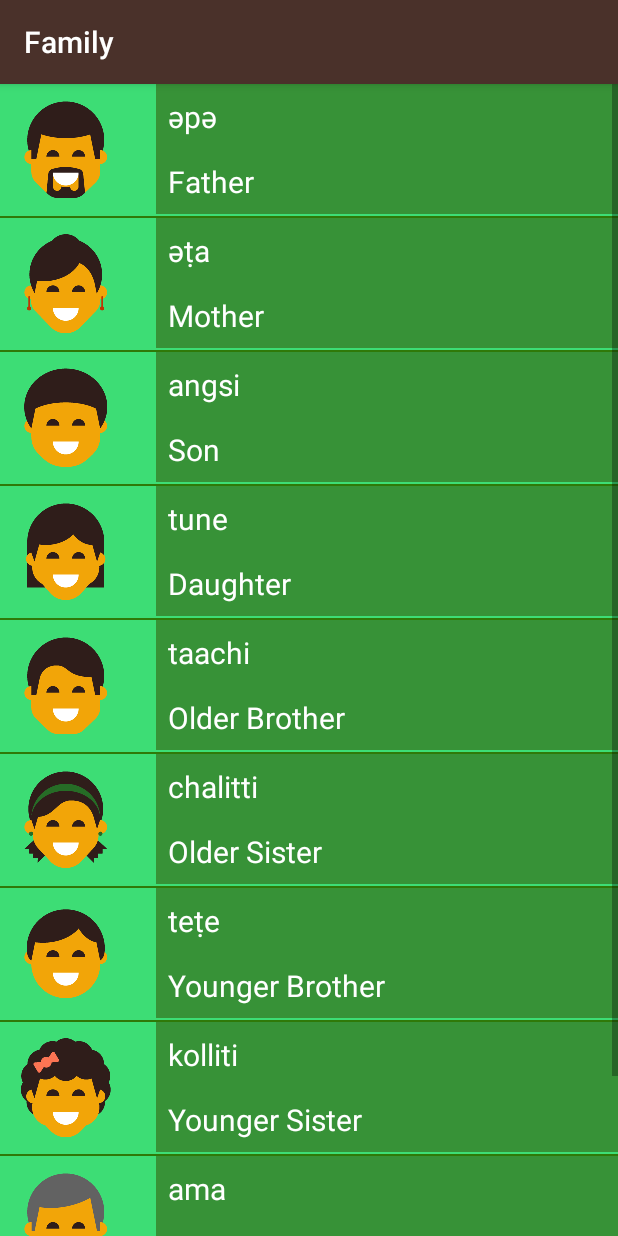
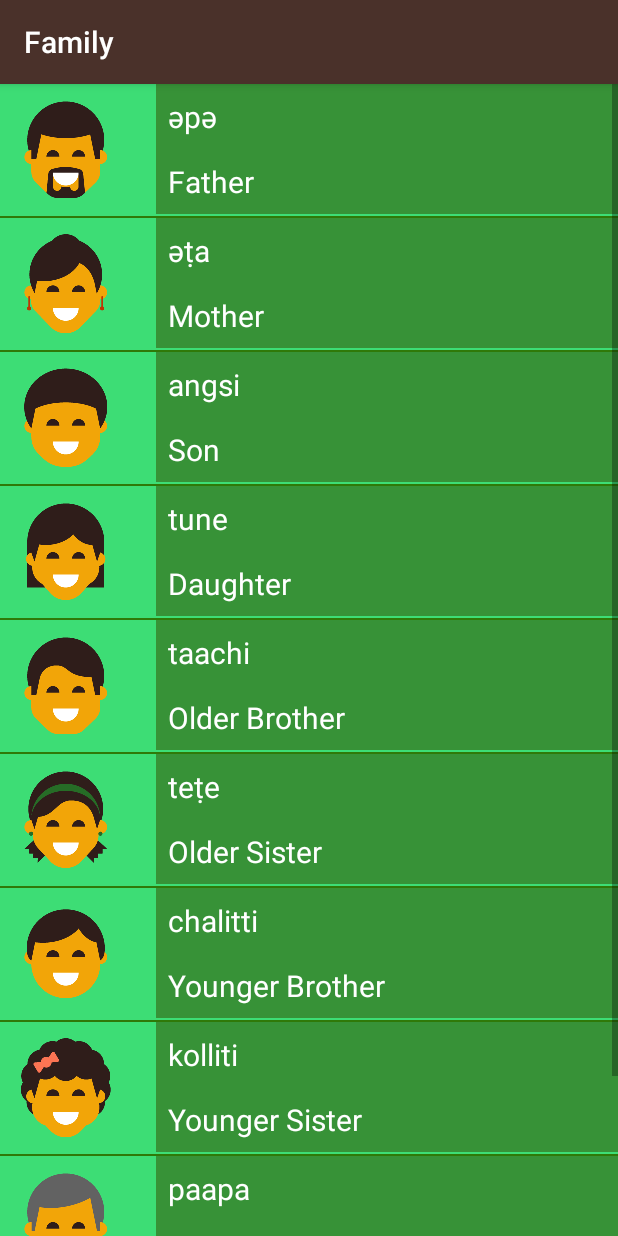
Before and after one commit to st-anonymous/MiwokTranslationAndroidApp, an Android app: the FamilyActivity screen opened directly, with no data from a screen before it, after a tap on "әpә", on a phone screen of 412 x 824 dp. Run offline under Robolectric (Android 15) with nearby library versions, the phone set to English and light mode, and no system bars.

Commit message:
Changed code

```diff
--- a/app/src/main/java/com/example/android/miwok/FamilyActivity.java
+++ b/app/src/main/java/com/example/android/miwok/FamilyActivity.java
@@ -24,23 +24,20 @@ public class FamilyActivity extends AppCompatActivity {
         familyMembers.add(new Word(R.drawable.family_son,"angsi", "Son", R.raw.family_son));
         familyMembers.add(new Word(R.drawable.family_daughter,"tune", "Daughter", R.raw.family_daughter));
         familyMembers.add(new Word(R.drawable.family_older_brother,"taachi", "Older Brother", R.raw.family_older_brother));
-        familyMembers.add(new Word(R.drawable.family_older_sister,"chalitti", "Older Sister", R.raw.family_older_sister));
-        familyMembers.add(new Word(R.drawable.family_younger_brother,"teṭe", "Younger Brother", R.raw.family_younger_brother));
+        familyMembers.add(new Word(R.drawable.family_older_sister,"teṭe", "Older Sister", R.raw.family_older_sister));
+        familyMembers.add(new Word(R.drawable.family_younger_brother,"chalitti", "Younger Brother", R.raw.family_younger_brother));
         familyMembers.add(new Word(R.drawable.family_younger_sister,"kolliti", "Younger Sister", R.raw.family_younger_sister));
-        familyMembers.add(new Word(R.drawable.family_grandfather,"ama", "Grandfather", R.raw.family_grandfather));
-        familyMembers.add(new Word(R.drawable.family_grandmother,"paapa", "Grandmother", R.raw.family_grandmother));
+        familyMembers.add(new Word(R.drawable.family_grandfather,"paapa", "Grandfather", R.raw.family_grandfather));
+        familyMembers.add(new Word(R.drawable.family_grandmother,"ama", "Grandmother", R.raw.family_grandmother));
 
 
         ListView listView = findViewById(R.id.listFamily);
         WordAdapter adapter = new WordAdapter(this, familyMembers, R.color.category_family);
         listView.setAdapter(adapter);
 
-        listView.setOnItemClickListener(new AdapterView.OnItemClickListener() {
-            @Override
-            public void onItemClick(AdapterView<?> adapterView, View view, int i, long l) {
-                mediaPlayer = MediaPlayer.create(FamilyActivity.this, familyMembers.get(i).getmMediaId());
-                mediaPlayer.start();
-            }
+        listView.setOnItemClickListener((adapterView, view, i, l) -> {
+            mediaPlayer = MediaPlayer.create(FamilyActivity.this, familyMembers.get(i).getmMediaId());
+            mediaPlayer.start();
         });
     }
 }
--- a/app/src/main/java/com/example/android/miwok/Word.java
+++ b/app/src/main/java/com/example/android/miwok/Word.java
@@ -7,16 +7,17 @@ public class Word {
     private String mMiwokWord;
     private  String mDefaultWord;
 
-    public Word( int imageId, String miwokWord, String defaultWord, int mediaId) {
+    public Word(int imageId, String miwokWord, String defaultWord, int mediaId) {
         mMediaId = mediaId;
         mImageId = imageId;
         mMiwokWord = miwokWord;
         mDefaultWord = defaultWord;
     }
 
-    public Word(String mMiwokWord, String mDefaultWord) {
+    public Word(String mMiwokWord, String mDefaultWord, int mMediaId) {
         this.mMiwokWord = mMiwokWord;
         this.mDefaultWord = mDefaultWord;
+        this.mMediaId = mMediaId;
     }
 
     public String getMiwokWord() {
--- a/app/src/main/java/com/example/android/miwok/WordAdapter.java
+++ b/app/src/main/java/com/example/android/miwok/WordAdapter.java
@@ -31,7 +31,8 @@ public class WordAdapter extends ArrayAdapter<Word> {
     @Override
     public View getView(int position, @Nullable View convertView, @NonNull ViewGroup parent) {
         if(convertView == null){
-            convertView = LayoutInflater.from(getContext()).inflate(R.layout.list_item, parent,false);
+            convertView = LayoutInflater.from(getContext()).inflate(R.layout.list_item, parent, false);
+
         }
         ImageView image = convertView.findViewById(R.id.image);
         if(getItem(position).getImageId() == -1){
--- a/build.gradle
+++ b/build.gradle
@@ -6,7 +6,7 @@ buildscript {
         google()
     }
     dependencies {
-        classpath 'com.android.tools.build:gradle:7.1.2'
+        classpath 'com.android.tools.build:gradle:7.1.3'
         classpath "org.jetbrains.kotlin:kotlin-gradle-plugin:$kotlin_version"
 
         // NOTE: Do not place your application dependencies here; they belong
```
Also changed, not shown: app/src/main/java/com/example/android/miwok/ColorsActivity.java (+3 -6 lines), app/src/main/java/com/example/android/miwok/MainActivity.java (+4 -4 lines), app/src/main/java/com/example/android/miwok/NumbersActivity.java (+4 -7 lines).
